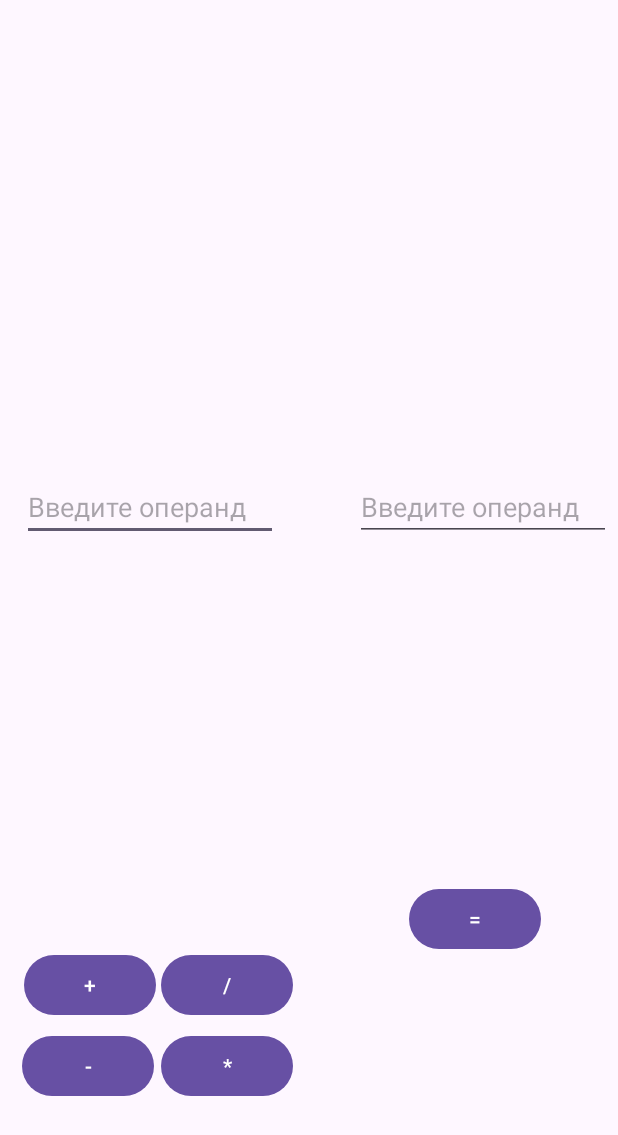
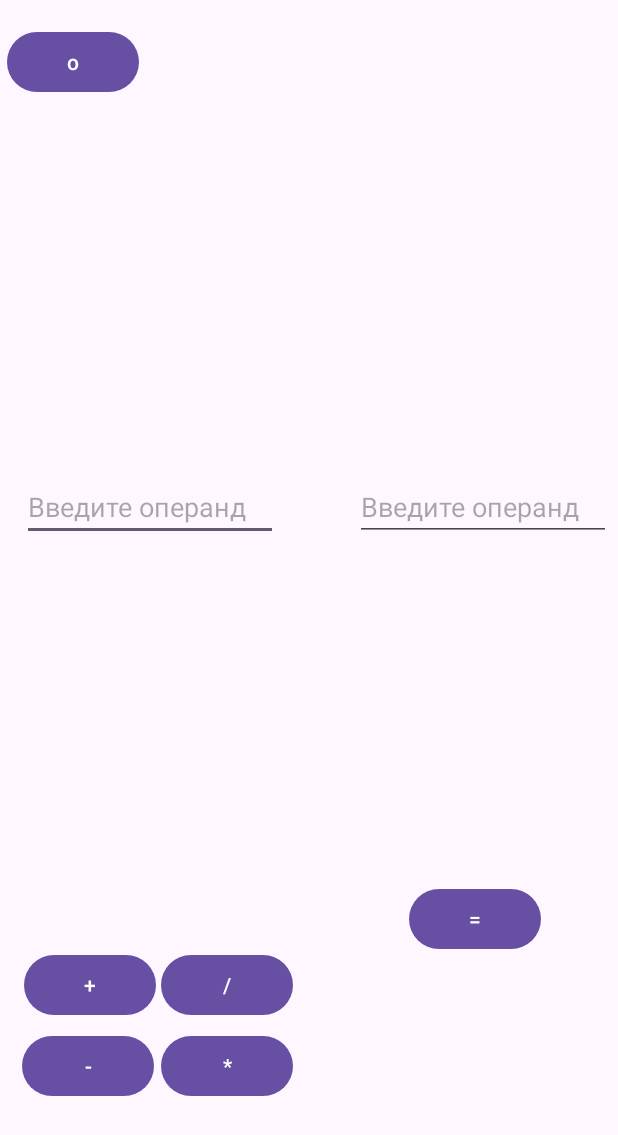
Before and after one commit to shmotik/calculater, an Android app: the layout activity_main.xml on its own in the app's theme, with its tools: preview values and no code run, on a phone screen of 412 x 824 dp. Shown: the top 1135 px of the screen. Run offline under Robolectric (Android 15) with nearby library versions, the phone set to English and light mode, and no system bars.

Commit message:
Initial commit

```diff
--- a/app/src/main/AndroidManifest.xml
+++ b/app/src/main/AndroidManifest.xml
@@ -21,6 +21,10 @@
                 <category android:name="android.intent.category.LAUNCHER" />
             </intent-filter>
         </activity>
+        <activity
+            android:name="AboutActivity"
+            android:label = "@string/about_title"/>
+
     </application>
 
 </manifest>
--- a/app/src/main/res/layout/activity_main.xml
+++ b/app/src/main/res/layout/activity_main.xml
@@ -127,5 +127,17 @@
         app:layout_constraintTop_toTopOf="parent"
         app:layout_constraintVertical_bias="0.815" />
 
+    <Button
+        android:id="@+id/button"
+        android:layout_width="wrap_content"
+        android:layout_height="wrap_content"
+        android:text="о"
+        app:layout_constraintBottom_toBottomOf="parent"
+        app:layout_constraintEnd_toEndOf="parent"
+        app:layout_constraintHorizontal_bias="0.014"
+        app:layout_constraintStart_toStartOf="parent"
+        app:layout_constraintTop_toTopOf="parent"
+        app:layout_constraintVertical_bias="0.022" />
+
 
 </androidx.constraintlayout.widget.ConstraintLayout>
```
Also changed, not shown: app/src/main/java/com/example/calculated/MainActivity.kt (+27 -48 lines), app/src/main/res/layout/activity_about.xml (added, +13 -0 lines), app/src/main/res/values/strings.xml (+10 -0 lines).
